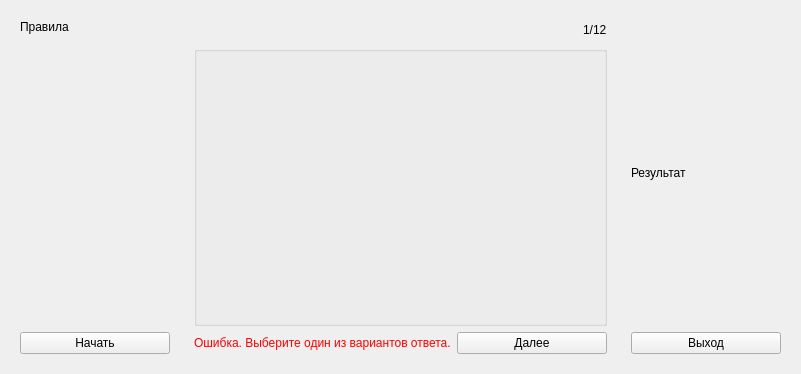
Before: the Qt Designer form src/Control/Form/controlmode_form.ui in ArtemKuznetsov95/simulator, drawn with Qt 5.
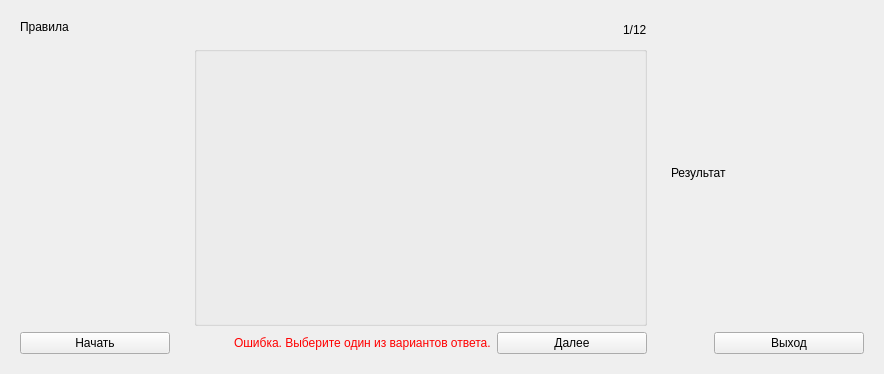
After: the same form once the commit is applied.

```diff
--- a/src/Control/Form/controlmode_form.ui
+++ b/src/Control/Form/controlmode_form.ui
@@ -6,10 +6,16 @@
    <rect>
     <x>0</x>
     <y>0</y>
-    <width>767</width>
+    <width>884</width>
     <height>374</height>
    </rect>
   </property>
+  <property name="sizePolicy">
+   <sizepolicy hsizetype="Ignored" vsizetype="Ignored">
+    <horstretch>0</horstretch>
+    <verstretch>0</verstretch>
+   </sizepolicy>
+  </property>
   <property name="windowTitle">
    <string>Form</string>
   </property>
```
